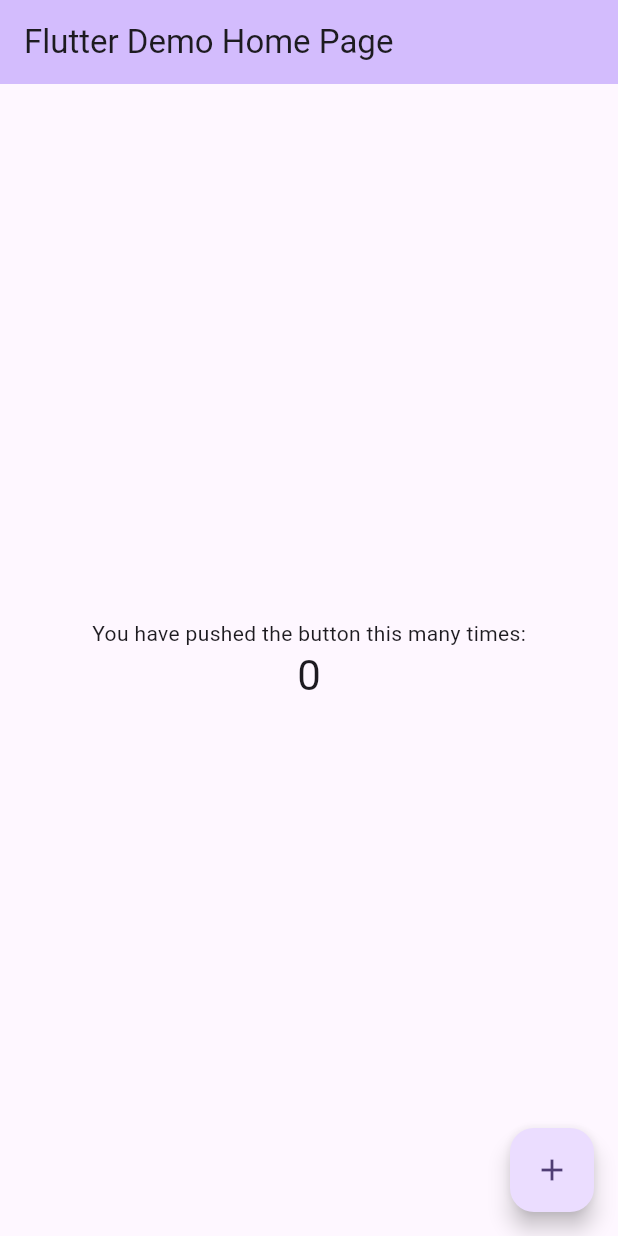
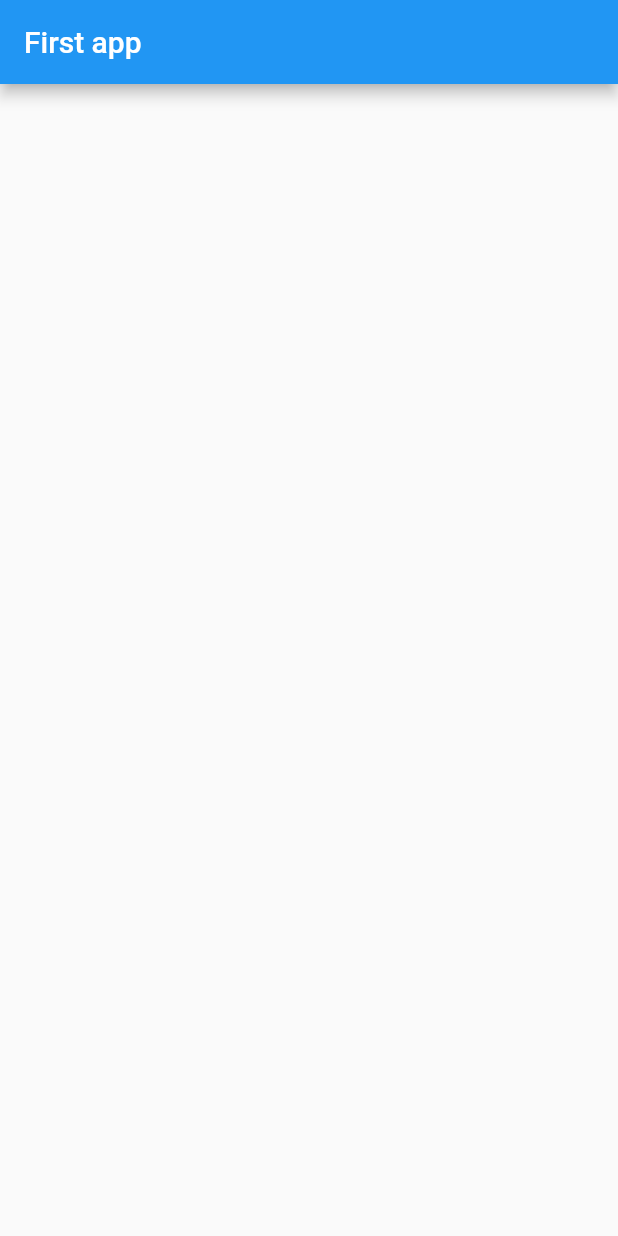
Before and after one commit to philiplee25/Flutter-Learning, a Flutter app: the screen it shows after launch, on a phone screen of 412 x 824 dp. Run offline on Flutter 3.47's test engine with Material 2 defaults, Android fonts, the phone set to English and light mode, and no system bars.

Commit message:
empty page

```diff
--- a/lib/main.dart
+++ b/lib/main.dart
@@ -1,125 +1,29 @@
 import 'package:flutter/material.dart';
 
-void main() {
-  runApp(const MyApp());
-}
+void main() => runApp(MyApp());
 
 class MyApp extends StatelessWidget {
   const MyApp({super.key});
 
-  // This widget is the root of your application.
   @override
   Widget build(BuildContext context) {
     return MaterialApp(
-      title: 'Flutter Demo',
-      theme: ThemeData(
-        // This is the theme of your application.
-        //
-        // TRY THIS: Try running your application with "flutter run". You'll see
-        // the application has a blue toolbar. Then, without quitting the app,
-        // try changing the seedColor in the colorScheme below to Colors.green
-        // and then invoke "hot reload" (save your changes or press the "hot
-        // reload" button in a Flutter-supported IDE, or press "r" if you used
-        // the command line to start the app).
-        //
-        // Notice that the counter didn't reset back to zero; the application
-        // state is not lost during the reload. To reset the state, use hot
-        // restart instead.
-        //
-        // This works for code too, not just values: Most code changes can be
-        // tested with just a hot reload.
-        colorScheme: ColorScheme.fromSeed(seedColor: Colors.deepPurple),
-        useMaterial3: true,
-      ),
-      home: const MyHomePage(title: 'Flutter Demo Home Page'),
+      title: 'First app', // app을 총칭하는 이름, app 자체의 이름
+      theme: ThemeData(primarySwatch: Colors.blue),
+      home: MyHomePage(),
     );
   }
 }
 
-class MyHomePage extends StatefulWidget {
-  const MyHomePage({super.key, required this.title});
-
-  // This widget is the home page of your application. It is stateful, meaning
-  // that it has a State object (defined below) that contains fields that affect
-  // how it looks.
-
-  // This class is the configuration for the state. It holds the values (in this
-  // case the title) provided by the parent (in this case the App widget) and
-  // used by the build method of the State. Fields in a Widget subclass are
-  // always marked "final".
-
-  final String title;
-
-  @override
-  State<MyHomePage> createState() => _MyHomePageState();
-}
-
-class _MyHomePageState extends State<MyHomePage> {
-  int _counter = 0;
-
-  void _incrementCounter() {
-    setState(() {
-      // This call to setState tells the Flutter framework that something has
-      // changed in this State, which causes it to rerun the build method below
-      // so that the display can reflect the updated values. If we changed
-      // _counter without calling setState(), then the build method would not be
-      // called again, and so nothing would appear to happen.
-      _counter++;
-    });
-  }
+class MyHomePage extends StatelessWidget {
+  const MyHomePage({super.key});
 
   @override
   Widget build(BuildContext context) {
-    // This method is rerun every time setState is called, for instance as done
-    // by the _incrementCounter method above.
-    //
-    // The Flutter framework has been optimized to make rerunning build methods
-    // fast, so that you can just rebuild anything that needs updating rather
-    // than having to individually change instances of widgets.
     return Scaffold(
       appBar: AppBar(
-        // TRY THIS: Try changing the color here to a specific color (to
-        // Colors.amber, perhaps?) and trigger a hot reload to see the AppBar
-        // change color while the other colors stay the same.
-        backgroundColor: Theme.of(context).colorScheme.inversePrimary,
-        // Here we take the value from the MyHomePage object that was created by
-        // the App.build method, and use it to set our appbar title.
-        title: Text(widget.title),
+        title: Text('First app'), // appbar에서 보이는 제목
       ),
-      body: Center(
-        // Center is a layout widget. It takes a single child and positions it
-        // in the middle of the parent.
-        child: Column(
-          // Column is also a layout widget. It takes a list of children and
-          // arranges them vertically. By default, it sizes itself to fit its
-          // children horizontally, and tries to be as tall as its parent.
-          //
-          // Column has various properties to control how it sizes itself and
-          // how it positions its children. Here we use mainAxisAlignment to
-          // center the children vertically; the main axis here is the vertical
-          // axis because Columns are vertical (the cross axis would be
-          // horizontal).
-          //
-          // TRY THIS: Invoke "debug painting" (choose the "Toggle Debug Paint"
-          // action in the IDE, or press "p" in the console), to see the
-          // wireframe for each widget.
-          mainAxisAlignment: MainAxisAlignment.center,
-          children: <Widget>[
-            const Text(
-              'You have pushed the button this many times:',
-            ),
-            Text(
-              '$_counter',
-              style: Theme.of(context).textTheme.headlineMedium,
-            ),
-          ],
-        ),
-      ),
-      floatingActionButton: FloatingActionButton(
-        onPressed: _incrementCounter,
-        tooltip: 'Increment',
-        child: const Icon(Icons.add),
-      ), // This trailing comma makes auto-formatting nicer for build methods.
     );
   }
 }
```
